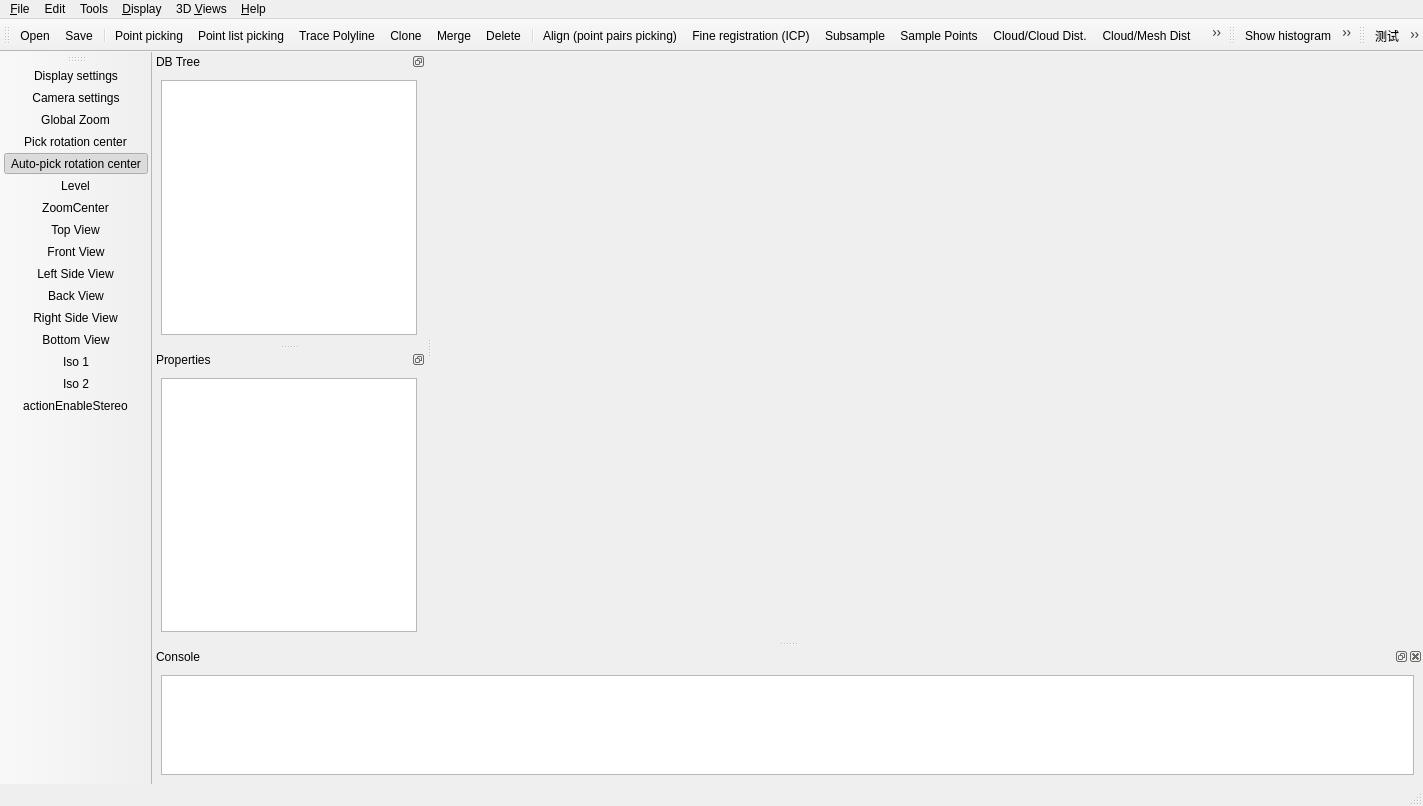
Before: the Qt Designer form qCC/ui_templates/mainWindow.ui in lljydyx/ForkCloudCompare, drawn with Qt 5.
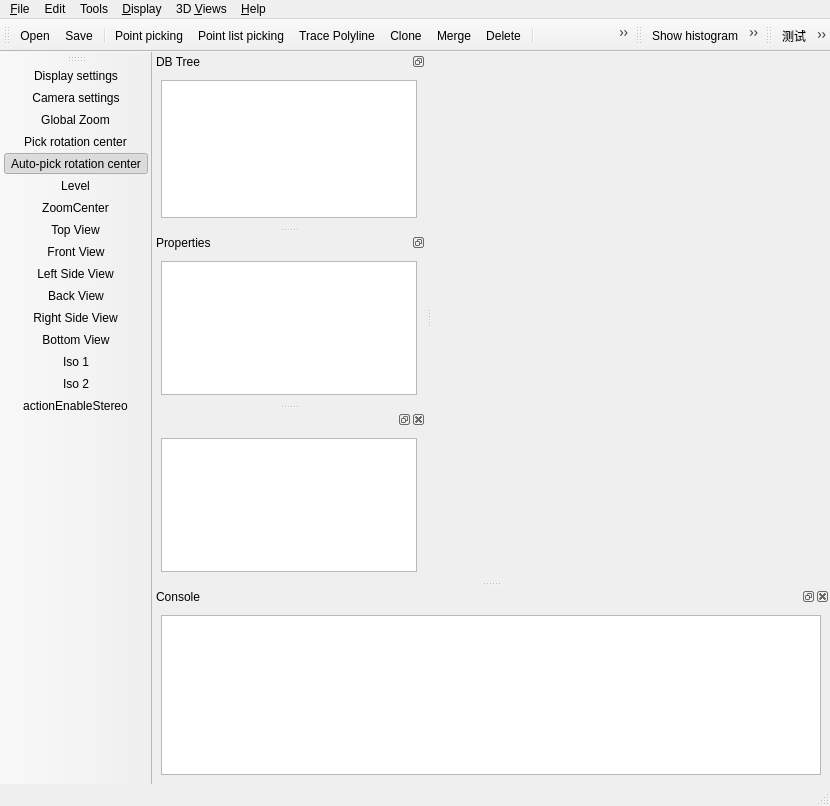
After: the same form once the commit is applied. Icons and pictures are not drawn. Custom widgets are drawn as their Qt base class.

Patch:
```diff
--- a/qCC/ui_templates/mainWindow.ui
+++ b/qCC/ui_templates/mainWindow.ui
@@ -6,7 +6,7 @@
    <rect>
     <x>0</x>
     <y>0</y>
-    <width>1423</width>
+    <width>830</width>
     <height>806</height>
    </rect>
   </property>
@@ -38,7 +38,7 @@
     <rect>
      <x>0</x>
      <y>0</y>
-     <width>1423</width>
+     <width>830</width>
      <height>23</height>
     </rect>
    </property>
@@ -613,7 +613,7 @@
    <property name="minimumSize">
     <size>
      <width>103</width>
-     <height>137</height>
+     <height>197</height>
     </size>
    </property>
    <property name="maximumSize">
@@ -797,6 +797,18 @@
    <addaction name="actionRSE"/>
    <addaction name="actionPCtoPolyline"/>
   </widget>
+  <widget class="QDockWidget" name="dockWidget_2">
+   <attribute name="dockWidgetArea">
+    <number>1</number>
+   </attribute>
+   <widget class="QWidget" name="dockWidgetContents_5">
+    <layout class="QHBoxLayout" name="horizontalLayout">
+     <item>
+      <widget class="QTextEdit" name="textEditTest"/>
+     </item>
+    </layout>
+   </widget>
+  </widget>
   <action name="actionOpen">
    <property name="icon">
     <iconset resource="../icones.qrc">
```
